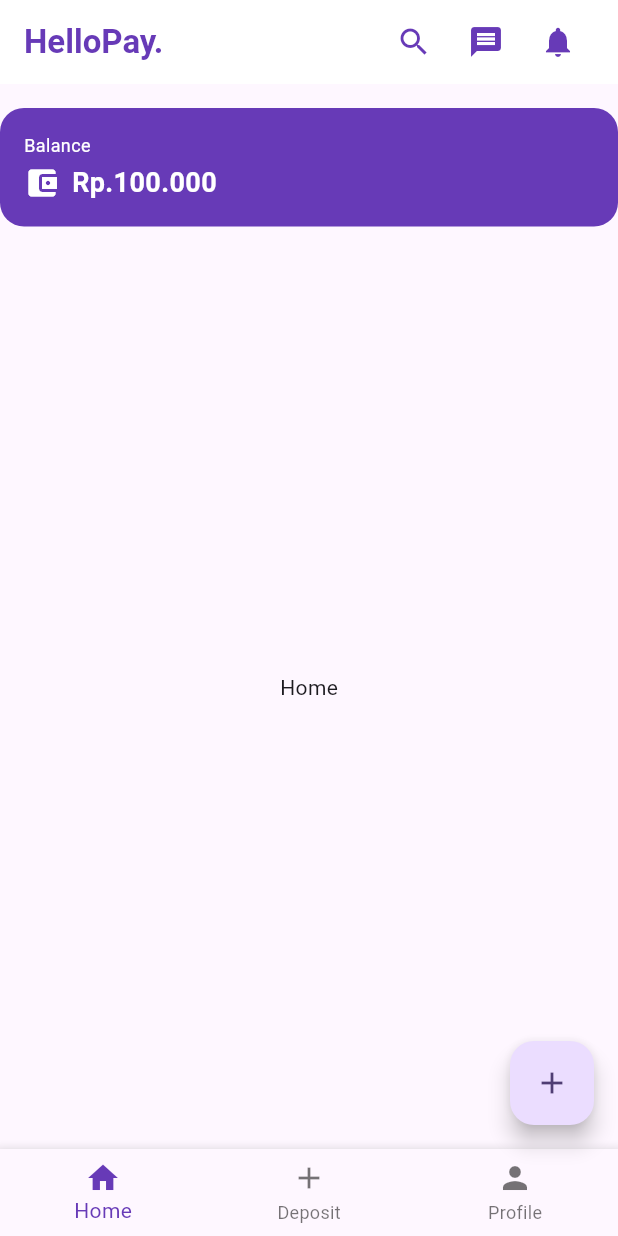
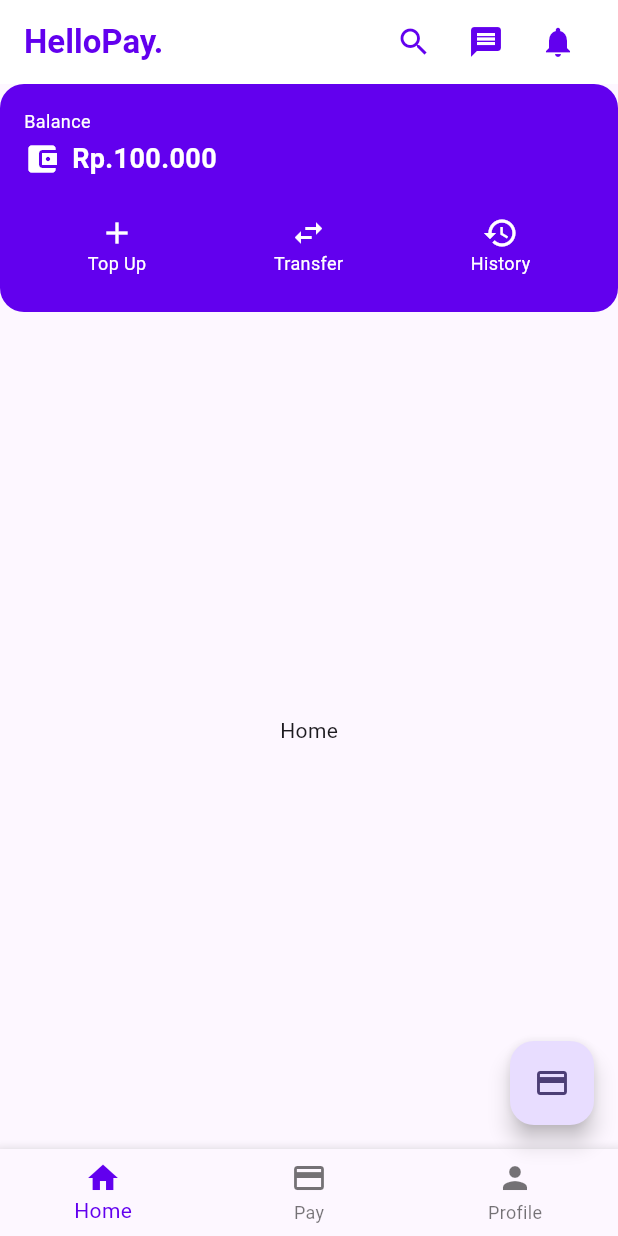
Before and after one commit to hanssantosoo/emoney, a Flutter app: the screen it shows after launch, on a phone screen of 412 x 824 dp. Run offline on Flutter 3.47's test engine with Material 2 defaults, Android fonts, the phone set to English and light mode, and no system bars.

Commit message:
Update main.dart

```diff
--- a/lib/main.dart
+++ b/lib/main.dart
@@ -12,7 +12,7 @@ class MyApp extends StatelessWidget {
     return MaterialApp(
       title: 'HelloPay',
       theme: ThemeData(
-        colorScheme: ColorScheme.fromSeed(seedColor: Colors.deepPurple),
+        colorScheme: ColorScheme.fromSeed(seedColor: const Color(0xFF6200EE)),
         useMaterial3: true,
       ),
       home: const MyHomePage(title: 'HelloPay.'),
@@ -26,7 +26,7 @@ class BalanceWidget extends StatelessWidget {
     return Container(
       padding: EdgeInsets.all(16),
       decoration: BoxDecoration(
-        color: Colors.deepPurple,
+        color: const Color(0xFF6200EE),
         borderRadius: BorderRadius.circular(16),
       ),
       child: Column(
@@ -36,7 +36,7 @@ class BalanceWidget extends StatelessWidget {
             'Balance',
             style: TextStyle(
               color: Colors.white,
-              fontSize: 12, // Adjust the font size as needed
+              fontSize: 12,
             ),
           ),
           SizedBox(height: 4),
@@ -46,6 +46,7 @@ class BalanceWidget extends StatelessWidget {
               Icon(
                 Icons.account_balance_wallet,
                 color: Colors.white,
+                size: 24,
               ),
               SizedBox(width: 8),
               Text(
@@ -55,6 +56,58 @@ class BalanceWidget extends StatelessWidget {
                   fontSize: 18,
                   fontWeight: FontWeight.bold,
                 ),
+              ),
+            ],
+          ),
+          SizedBox(height: 16),
+          // Icon buttons with text
+          Row(
+            mainAxisAlignment: MainAxisAlignment.spaceAround,
+            children: [
+              Column(
+                children: [
+                  IconButton(
+                    onPressed: () {
+                      // Add your Top Up functionality here
+                    },
+                    icon: Column(
+                      children: [
+                        Icon(Icons.add, color: Colors.white, size: 24),
+                        Text('Top Up', style: TextStyle(color: Colors.white, fontSize: 12)),
+                      ],
+                    ),
+                  ),
+                ],
+              ),
+              Column(
+                children: [
+                  IconButton(
+                    onPressed: () {
+                      // Add your Transfer functionality here
+                    },
+                    icon: Column(
+                      children: [
+                        Icon(Icons.swap_horiz, color: Colors.white, size: 24),
+                        Text('Transfer', style: TextStyle(color: Colors.white, fontSize: 12)),
+                      ],
+                    ),
+                  ),
+                ],
+              ),
+              Column(
+                children: [
+                  IconButton(
+                    onPressed: () {
+                      // Add your History functionality here
+                    },
+                    icon: Column(
+                      children: [
+                        Icon(Icons.history, color: Colors.white, size: 24),
+                        Text('History', style: TextStyle(color: Colors.white, fontSize: 12)),
+                      ],
+                    ),
+                  ),
+                ],
               ),
             ],
           ),
@@ -106,7 +159,7 @@ class _MyHomePageState extends State<MyHomePage> {
             Text(
               widget.title,
               style: TextStyle(
-                color: Colors.deepPurple,
+                color: const Color(0xFF6200EE),
                 fontWeight: FontWeight.bold,
               ),
             ),
@@ -115,27 +168,25 @@ class _MyHomePageState extends State<MyHomePage> {
               onPressed: () {
                 // Add your search functionality here
               },
-              icon: Icon(Icons.search, color: Colors.deepPurple),
+              icon: Icon(Icons.search, color: const Color(0xFF6200EE)),
             ),
             IconButton(
               onPressed: () {
                 // Add your message functionality here
               },
-              icon: Icon(Icons.message, color: Colors.deepPurple),
+              icon: Icon(Icons.message, color: const Color(0xFF6200EE)),
             ),
             IconButton(
               onPressed: () {
                 // Add your notification functionality here
               },
-              icon: Icon(Icons.notifications, color: Colors.deepPurple),
+              icon: Icon(Icons.notifications, color: const Color(0xFF6200EE)),
             ),
           ],
         ),
       ),
       body: Column(
         children: [
-          // Padding for separation
-          SizedBox(height: 16),
           // Balance Widget
           BalanceWidget(),
           // Main Content
@@ -164,8 +215,8 @@ class _MyHomePageState extends State<MyHomePage> {
               label: 'Home',
             ),
             BottomNavigationBarItem(
-              icon: Icon(Icons.add),
-              label: 'Deposit',
+              icon: Icon(Icons.payment), // Payment icon
+              label: 'Pay', // Changed text to Pay
             ),
             BottomNavigationBarItem(
               icon: Icon(Icons.person),
@@ -173,14 +224,14 @@ class _MyHomePageState extends State<MyHomePage> {
             ),
           ],
           currentIndex: _selectedIndex,
-          selectedItemColor: Colors.deepPurple,
+          selectedItemColor: const Color(0xFF6200EE),
           onTap: _onItemTapped,
         ),
       ),
       floatingActionButton: FloatingActionButton(
         onPressed: _incrementCounter,
         tooltip: 'Add',
-        child: const Icon(Icons.add),
+        child: const Icon(Icons.payment), // Payment icon
       ),
     );
   }
```
